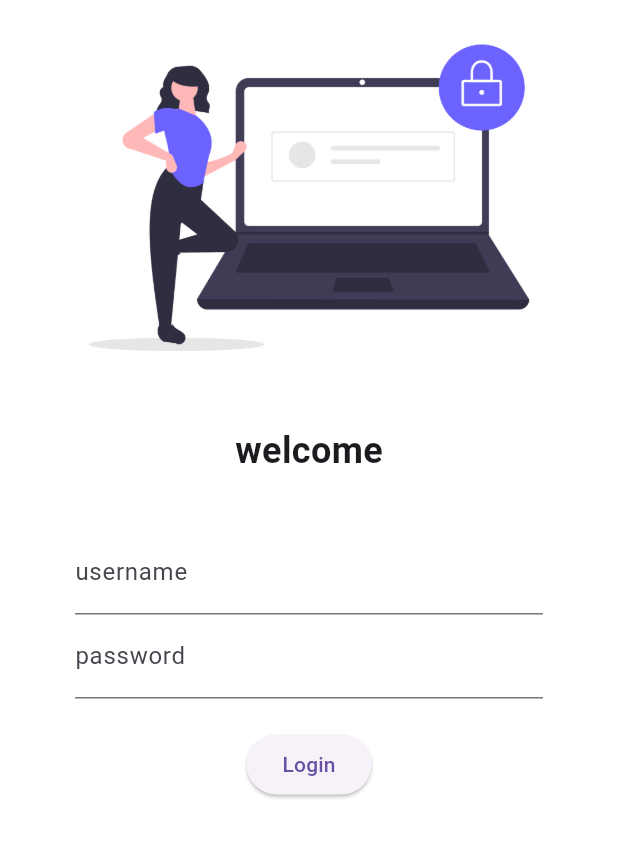
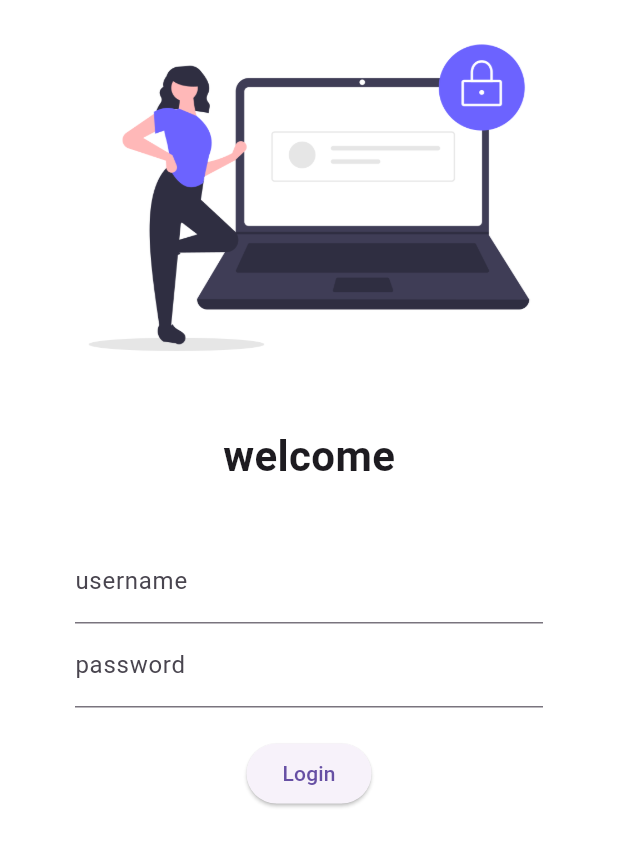
Before and after one commit to aaviiothic/flutter-application, a Flutter app: the screen it shows after launch, on a phone screen of 412 x 824 dp. Shown: the top 847 px of the screen. Run offline on Flutter 3.47's test engine with Material 3 defaults, Android fonts, the phone set to English and light mode, and no system bars.

Commit message:
day 5 completed

```diff
--- a/lib/main.dart
+++ b/lib/main.dart
@@ -1,6 +1,7 @@
 import 'package:flutter/material.dart';
 import 'package:flutter_application_1project/pages/home_page.dart';
 import 'package:flutter_application_1project/pages/login_page.dart';
+import 'package:flutter_application_1project/utils/routes.dart';
 
 void main() {
   runApp(MyApp());
@@ -28,11 +29,12 @@
       darkTheme: ThemeData(
         brightness: Brightness.light,
       ),
+      debugShowCheckedModeBanner: false,
       initialRoute: "/login",
       routes: {
         "/": (context) => LoginPage(),
-        "/login": (context) => LoginPage(),
-        "/home": (context) => HomePage(),
+        MyRoutes.homeRoute: (context) => HomePage(),
+        MyRoutes.loginRoute: (context) => LoginPage(),
       }
     );
   }
--- a/lib/pages/login_page.dart
+++ b/lib/pages/login_page.dart
@@ -1,4 +1,5 @@
 import 'package:flutter/material.dart';
+import 'package:flutter_application_1project/utils/routes.dart';
 
 class LoginPage extends StatelessWidget {
   const LoginPage({super.key});
@@ -7,23 +8,26 @@
   Widget build(BuildContext context) {
     return Material(
       color: Colors.white,
+      child: SingleChildScrollView(
         child: Column(
           children: [
-         Image.asset("assets/images/undraw_secure_login_pdn4.png",
-         scale:2.7,
+            Image.asset(
+              "assets/images/undraw_secure_login_pdn4.png",
+              scale: 2.7,
             ),
             SizedBox(
-          height:20,),
+              height: 20,
+            ),
             Text(
               "welcome",
               style: TextStyle(
-            fontSize: 24,
+                fontSize: 28,
                 fontWeight: FontWeight.bold,
               ),
             ),
             SizedBox(
-          height:20,),
-
+              height: 20,
+            ),
             Padding(
               padding:
                   const EdgeInsets.symmetric(vertical: 16.0, horizontal: 50.0),
@@ -32,9 +36,9 @@
                   TextFormField(
                     decoration: InputDecoration(
                       hintText: "enter UserName",
-              labelText: "username",),
+                      labelText: "username",
                     ),
-
+                  ),
                   TextFormField(
                     obscureText: true,
                     decoration: InputDecoration(
@@ -45,18 +49,19 @@
                   SizedBox(
                     height: 20.0,
                   ),
-        ElevatedButton(child: Text("Login"),
-         style: TextButton.styleFrom(),
-         onPressed: () {},
+                  ElevatedButton(
+                    child: Text("Login"),
+                    style: TextButton.styleFrom(maximumSize: Size(140, 60)),
+                    onPressed: () {
+                      Navigator.pushNamed(context, MyRoutes.homeRoute);
+                    },
                   )
                 ],
               ),
-
             )
           ],
         ),
+      ),
     );
-
-
   }
 }
--- /dev/null
+++ b/lib/utils/routes.dart
@@ -0,0 +1,4 @@
+class MyRoutes {
+  static String loginRoute = "/login";
+  static String homeRoute = "/home";
+}
```
Lines whose indentation alone changed are shown as unchanged.
